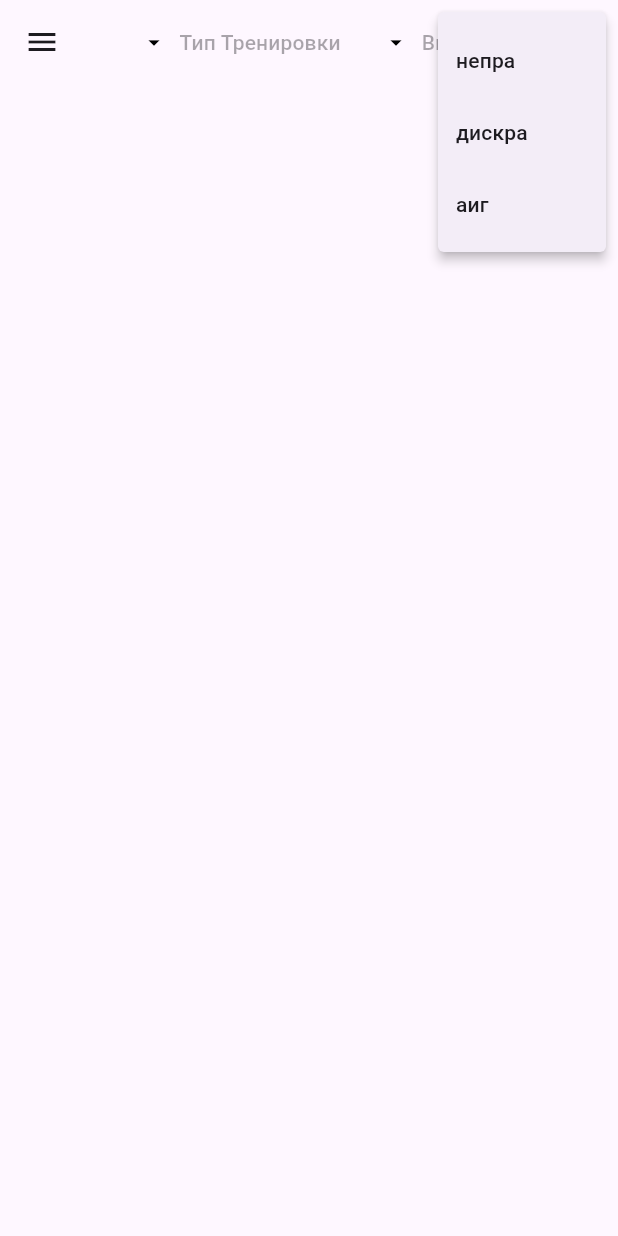
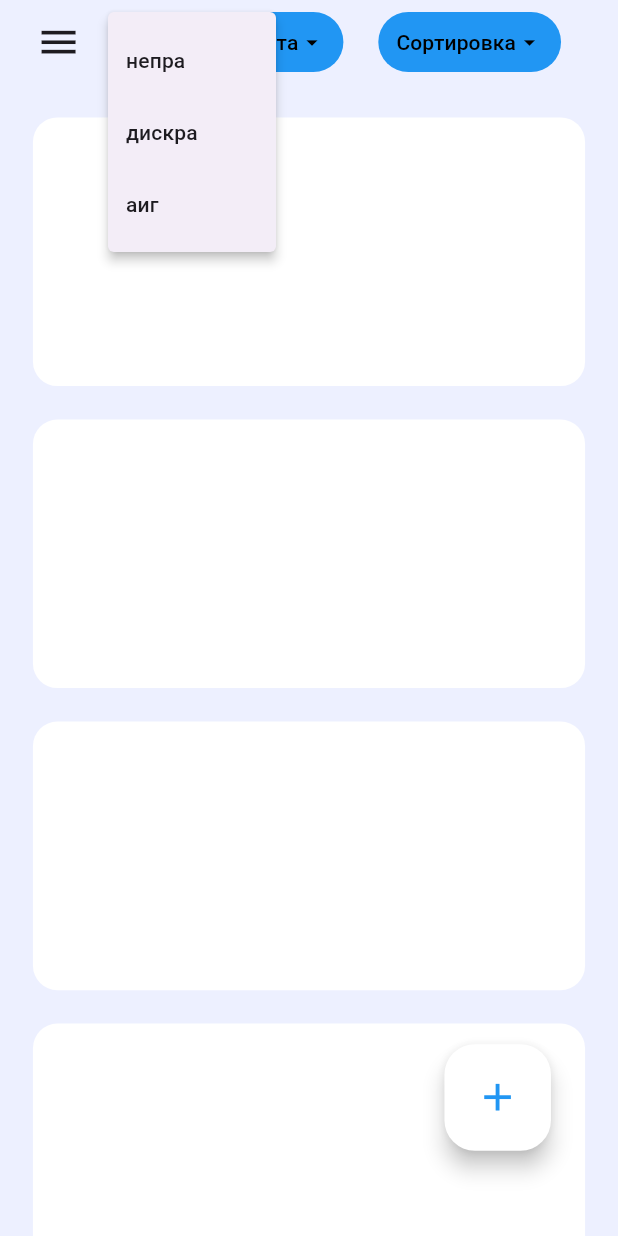
Before and after one commit to megavvve/StudyReady, a Flutter app: the screen it shows after launch, after a tap on "Выбор Предмета", on a phone screen of 412 x 824 dp. Run offline on Flutter 3.47's test engine with Material 2 defaults, Android fonts, the phone set to English and light mode, and no system bars; our stand-ins replace flutter_screenutil.

Commit message:
add card trainer, button and add some changes

```diff
--- a/lib/main.dart
+++ b/lib/main.dart
@@ -1,6 +1,5 @@
 import 'package:flutter/material.dart';
 import 'package:flutter_screenutil/flutter_screenutil.dart';
-import 'package:study_ready/presentation/pages/main_screen/main_screen.dart';
 import 'package:study_ready/presentation/pages/trainer_screen/trainer_screen.dart';
 import 'package:study_ready/utils/app_themes.dart';
 
--- a/lib/presentation/pages/trainer_screen/AppBarWidget.dart
+++ /dev/null
@@ -1,64 +0,0 @@
-import 'package:flutter/material.dart';
-import 'package:flutter_screenutil/flutter_screenutil.dart';
-
-import 'PopupMenuButton.dart';
-
-void handleClick(String value) {
-  switch (value) {
-    case 'непра':
-      break;
-    case 'дискра':
-      break;
-    case 'аиг':
-      break;
-  }
-}
-
-class AppBarWidget extends StatelessWidget implements PreferredSizeWidget {
-  const AppBarWidget({super.key});
-
-  @override
-  Widget build(BuildContext context) {
-    return AppBar(
-      leading: const Icon(Icons.menu),
-      actions: <Widget>[
-        PopupMenuButton<String>(
-          itemBuilder: (BuildContext context) {
-            return {'Тренировка 1', 'Тренировка 2', 'Тренировка 3'}.map((String choice) {
-              return PopupMenuItem<String>(
-                value: choice,
-                child: Text(choice),
-              );
-            }).toList();
-          },
-          child: TextButton.icon(
-            onPressed: null,
-            icon: const Icon(
-              Icons.arrow_drop_down,
-              color: Colors.black,
-            ),
-            label: const Text('Тип Тренировки'),
-          ),
-        ),
-        PopupMenuButton<String>(
-          itemBuilder: (BuildContext context) {
-            return {'непра', 'дискра', 'аиг'}.map((String choice) {
-              return PopupMenuItem<String>(
-                value: choice,
-                child: Text(choice),
-              );
-            }).toList();
-          },
-          child: TextButton.icon(
-            onPressed: null,
-            icon: const Icon(Icons.arrow_drop_down, color: Colors.black),
-            label: const Text('Выбор Предмета'),
-          ),
-        ),
-      ],
-    );
-  }
-
-  @override
-  Size get preferredSize => Size.fromHeight(kToolbarHeight);
-}
--- a/lib/presentation/pages/trainer_screen/PopupMenuButton.dart
+++ /dev/null
@@ -1,21 +0,0 @@
-import 'package:flutter/material.dart';
-// ?? как сделать
-
-var a = PopupMenuButton<String>(
-  itemBuilder: (BuildContext context) {
-    return {'непра', 'дискра', 'аиг'}.map((String choice) {
-      return PopupMenuItem<String>(
-        value: choice,
-        child: Text(choice),
-      );
-    }).toList();
-  },
-  child: TextButton.icon(
-    onPressed: null,
-    icon: const Icon(
-      Icons.arrow_drop_down,
-      color: Colors.black,
-    ),
-    label: const Text('Тип Тренировки'),
-  ),
-);
--- a/lib/presentation/pages/trainer_screen/trainer_screen.dart
+++ b/lib/presentation/pages/trainer_screen/trainer_screen.dart
@@ -1,11 +1,13 @@
 import 'package:flutter/material.dart';
 import 'package:flutter_screenutil/flutter_screenutil.dart';
-import 'AppBarWidget.dart';
+import 'package:study_ready/presentation/pages/trainer_screen/widget/trainer_card.dart';
+import 'package:study_ready/utils/app_colors.dart';
+import 'widget/app_bar_widget.dart'; // Импорт файла для AppBar
 
 class TrainerScreen extends StatefulWidget {
   const TrainerScreen({
-    super.key,
-  });
+    Key? key,
+  }) : super(key: key);
 
   @override
   State<TrainerScreen> createState() => _TrainerScreenState();
@@ -15,8 +17,41 @@ class _TrainerScreenState extends State<TrainerScreen> {
   @override
   Widget build(BuildContext context) {
     return Scaffold(
-      appBar: AppBarWidget()
+      backgroundColor: backgroundColor,
+      body: Stack(children: [
+        CustomScrollView(
+          slivers: <Widget>[
+            const AppBarWidget(),
+            SliverList.builder(
+              itemCount: 10,
+              itemBuilder: (BuildContext context, int index) => const TrainerCard()
+            ),
+            SliverToBoxAdapter(
+              child: SizedBox(
+                height: 22.h,
+              ),
+            )
+          ],
+        ),
+        Positioned(
+          bottom: 56.h,
+          right: 38.w,
+          child: SizedBox(
+            width: 70.w,
+            height: 70.h,
+            child: FittedBox(
+              child: FloatingActionButton(
+                onPressed: () {},
+                backgroundColor: Colors.white,
+                child: const Icon(
+                  Icons.add,
+                  color: Colors.blue,
+                ),
+              ),
+            ),
+          ),
+        ),
+      ]),
     );
-
   }
 }
--- /dev/null
+++ b/lib/presentation/pages/trainer_screen/widget/app_bar_widget.dart
@@ -0,0 +1,83 @@
+import 'package:flutter/material.dart';
+import 'package:flutter_screenutil/flutter_screenutil.dart';
+import 'package:study_ready/utils/app_colors.dart';
+
+class AppBarWidget extends StatelessWidget {
+  const AppBarWidget({super.key});
+
+  @override
+  Widget build(BuildContext context) {
+    return SliverAppBar(
+      backgroundColor: backgroundColor,
+        pinned: true,
+        snap: true,
+        floating: true,
+        surfaceTintColor: Colors.transparent,
+        leading: Padding(
+          padding: EdgeInsets.only(left: 20.w),
+          child: Icon(
+            Icons.menu,
+            size: 30.sp,
+          ),
+        ),
+        title: Padding(
+          padding: EdgeInsets.only(right: 20.w),
+          child: Row(
+            mainAxisAlignment: MainAxisAlignment.spaceBetween,
+            children: [
+              PopupMenuButton<String>(
+                itemBuilder: (BuildContext context) {
+                  return {'непра', 'дискра', 'аиг'}.map((String choice) {
+                    return PopupMenuItem<String>(
+                      value: choice,
+                      child: Text(choice),
+                    );
+                  }).toList();
+                },
+                child: TextButton(
+                  style: ButtonStyle(
+                    backgroundColor: MaterialStateProperty.all(Colors.blue),
+                  ),
+                  onPressed: null,
+                  child: const Row(
+                    children: [
+                      Text(
+                        'Выбор Предмета',
+                        style: TextStyle(color: Colors.black),
+                      ),
+                      Icon(Icons.arrow_drop_down, color: Colors.black),
+                    ],
+                  ),
+                ),
+              ),
+              PopupMenuButton<String>(
+                itemBuilder: (BuildContext context) {
+                  return {'Тренировка 1', 'Тренировка 2', 'Тренировка 3'}
+                      .map((String choice) {
+                    return PopupMenuItem<String>(
+                      value: choice,
+                      child: Text(choice),
+                    );
+                  }).toList();
+                },
+                child: TextButton(
+                  style: ButtonStyle(
+                    backgroundColor: MaterialStateProperty.all(Colors.blue),
+                  ),
+                  onPressed: null,
+                  child: const Row(
+                    children: [
+                      Text(
+                        'Сортировка',
+                        style: TextStyle(color: Colors.black),
+                      ),
+                      Icon(Icons.arrow_drop_down, color: Colors.black),
+                    ],
+                  ),
+                ),
+              ),
+            ],
+          ),
+        ));
+  }
+}
--- /dev/null
+++ b/lib/presentation/pages/trainer_screen/widget/trainer_card.dart
@@ -0,0 +1,22 @@
+import 'package:flutter/material.dart';
+import 'package:flutter_screenutil/flutter_screenutil.dart';
+
+class TrainerCard extends StatelessWidget {
+  const TrainerCard({super.key});
+
+  @override
+  Widget build(BuildContext context) {
+    return Container(
+      height: 176.43.h,
+      decoration: BoxDecoration(
+        borderRadius: BorderRadius.circular(16.sp),
+        color: Colors.white,
+      ),
+      margin: EdgeInsets.only(
+        top: 22.h,
+        left: 20.w,
+        right: 20.w,
+      ),
+    );
+  }
+}
--- a/lib/utils/app_colors.dart
+++ b/lib/utils/app_colors.dart
@@ -1,3 +1,4 @@
 import 'package:flutter/material.dart';
 
 Color mainColor = const Color(0xFF275CB3);
+Color backgroundColor = const Color(0xFFEDF0FF);
```
